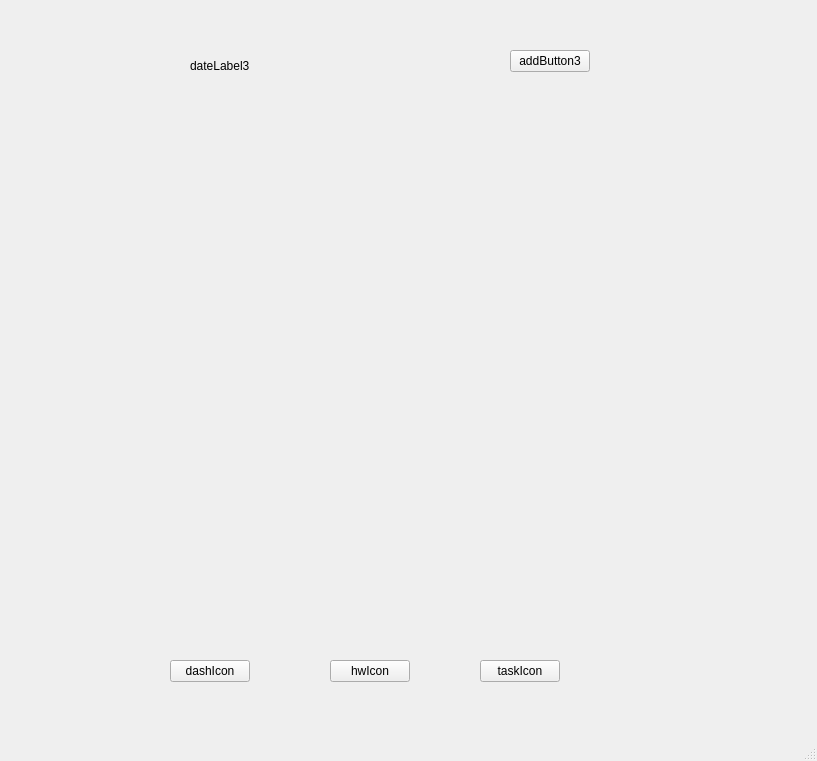
Old version of the form mainwindow.ui in the repository blakefuller/TaskPlanner.
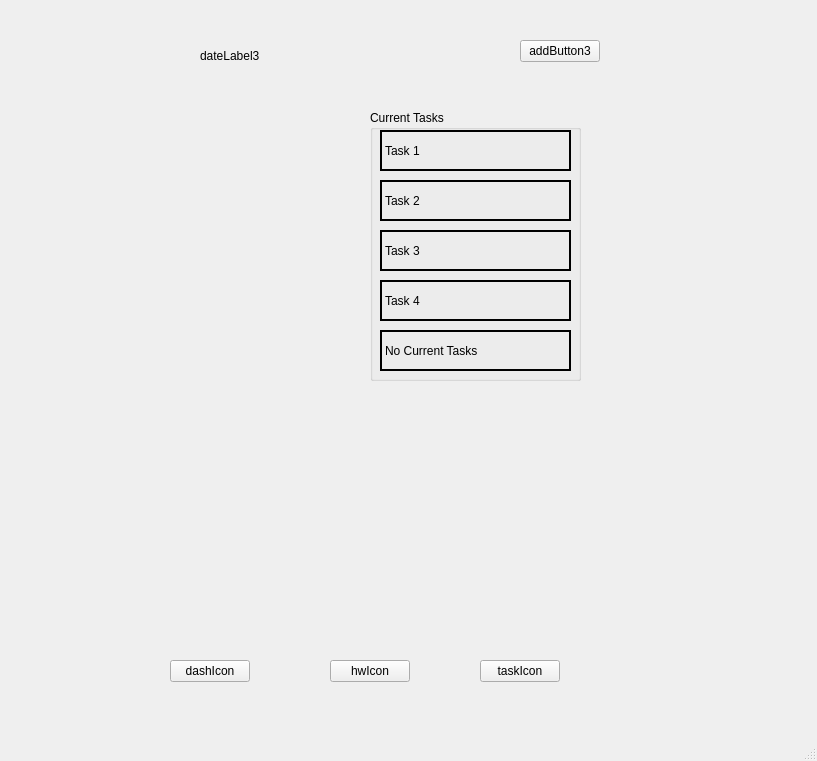
New version of the form. The open tabs and pages were chosen to show the change.

Commit message:
Updated the tasks section
Submit button added for testing
Current task lists are always ordered
Added comments to code

Patch:
```diff
--- a/mainwindow.ui
+++ b/mainwindow.ui
@@ -17,9 +17,9 @@
    <widget class="QStackedWidget" name="stackedWidget">
     <property name="geometry">
      <rect>
-      <x>170</x>
-      <y>30</y>
-      <width>441</width>
+      <x>180</x>
+      <y>20</y>
+      <width>471</width>
       <height>591</height>
      </rect>
     </property>
@@ -300,6 +300,99 @@
        <string>addButton3</string>
       </property>
      </widget>
+     <widget class="QGroupBox" name="groupBox">
+      <property name="geometry">
+       <rect>
+        <x>190</x>
+        <y>90</y>
+        <width>211</width>
+        <height>271</height>
+       </rect>
+      </property>
+      <property name="title">
+       <string>Current Tasks</string>
+      </property>
+      <widget class="QLabel" name="taskLabel1">
+       <property name="geometry">
+        <rect>
+         <x>10</x>
+         <y>20</y>
+         <width>191</width>
+         <height>41</height>
+        </rect>
+       </property>
+       <property name="frameShape">
+        <enum>QFrame::WinPanel</enum>
+       </property>
+       <property name="text">
+        <string>Task 1</string>
+       </property>
+      </widget>
+      <widget class="QLabel" name="taskLabel2">
+       <property name="geometry">
+        <rect>
+         <x>10</x>
+         <y>70</y>
+         <width>191</width>
+         <height>41</height>
+        </rect>
+       </property>
+       <property name="frameShape">
+        <enum>QFrame::WinPanel</enum>
+       </property>
+       <property name="text">
+        <string>Task 2</string>
+       </property>
+      </widget>
+      <widget class="QLabel" name="taskLabel3">
+       <property name="geometry">
+        <rect>
+         <x>10</x>
+         <y>120</y>
+         <width>191</width>
+         <height>41</height>
+        </rect>
+       </property>
+       <property name="frameShape">
+        <enum>QFrame::WinPanel</enum>
+       </property>
+       <property name="text">
+        <string>Task 3</string>
+       </property>
+      </widget>
+      <widget class="QLabel" name="taskLabel5">
+       <property name="geometry">
+        <rect>
+         <x>10</x>
+         <y>220</y>
+         <width>191</width>
+         <height>41</height>
+        </rect>
+       </property>
+       <property name="frameShape">
+        <enum>QFrame::WinPanel</enum>
+       </property>
+       <property name="text">
+        <string>No Current Tasks</string>
+       </property>
+      </widget>
+      <widget class="QLabel" name="taskLabel4">
+       <property name="geometry">
+        <rect>
+         <x>10</x>
+         <y>170</y>
+         <width>191</width>
+         <height>41</height>
+        </rect>
+       </property>
+       <property name="frameShape">
+        <enum>QFrame::WinPanel</enum>
+       </property>
+       <property name="text">
+        <string>Task 4</string>
+       </property>
+      </widget>
+     </widget>
     </widget>
    </widget>
    <widget class="QPushButton" name="dashIcon">
```
Left out of the diff: 17 changed lines with no effect on the pictures. The commit also changes 2 other files.
